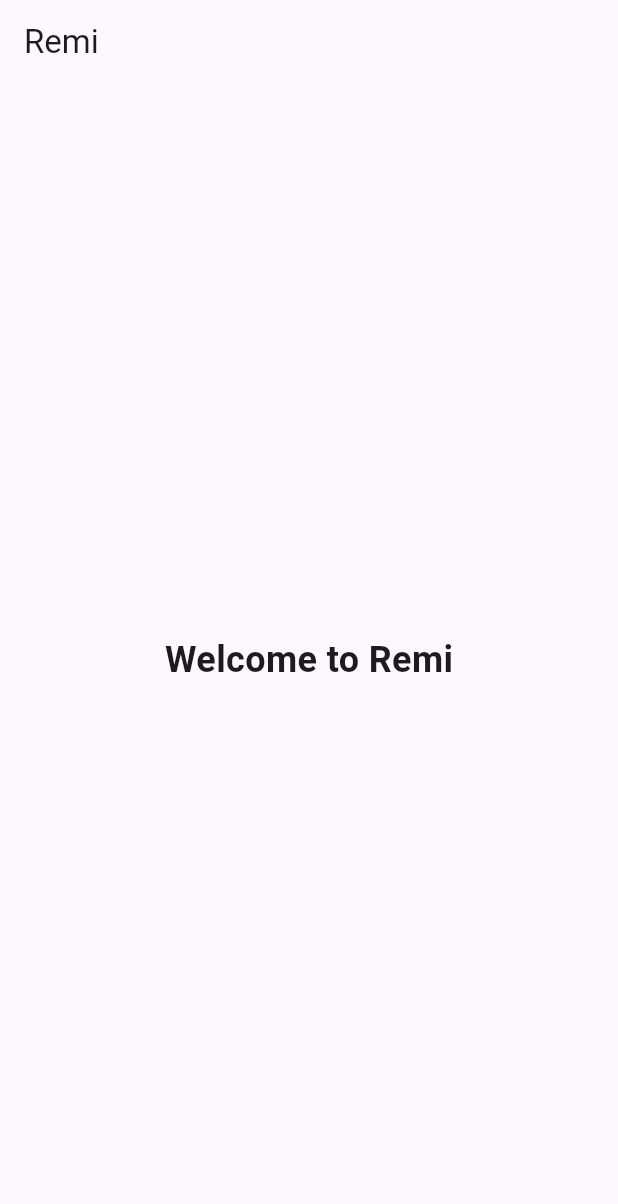
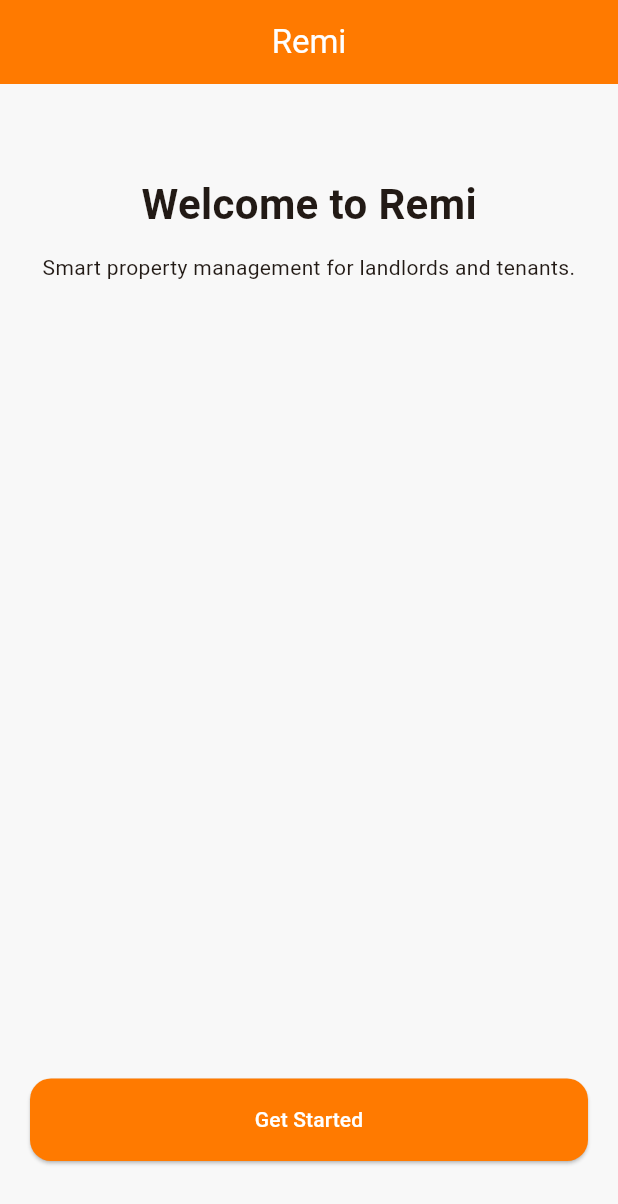
Before and after one commit to Chris-Shema-1/Remi, a Flutter app: the screen it shows after launch, on a phone screen of 412 x 824 dp. Shown: the top 1204 px of the screen. Run offline on Flutter 3.47's test engine with Material 3 defaults, Android fonts, the phone set to English and light mode, and no system bars.

Commit message:
Setup Remi theme system

```diff
--- /dev/null
+++ b/lib/core/theme/app_colors.dart
@@ -0,0 +1,16 @@
+import 'package:flutter/material.dart';
+
+class AppColors {
+  static const Color primary = Color(0xFFFF7A00);
+  static const Color secondary = Color(0xFFFFA54A);
+
+  static const Color background = Color(0xFFF8F8F8);
+
+  static const Color textPrimary = Color(0xFF1E1E1E);
+  static const Color textSecondary = Color(0xFF757575);
+
+  static const Color success = Color(0xFF2E7D32);
+  static const Color error = Color(0xFFD32F2F);
+
+  static const Color white = Colors.white;
+}
--- /dev/null
+++ b/lib/core/theme/app_theme.dart
@@ -0,0 +1,45 @@
+import 'package:flutter/material.dart';
+import 'app_colors.dart';
+
+class AppTheme {
+  static ThemeData lightTheme = ThemeData(
+    useMaterial3: true,
+    scaffoldBackgroundColor: AppColors.background,
+
+    colorScheme: ColorScheme.fromSeed(
+      seedColor: AppColors.primary,
+      primary: AppColors.primary,
+    ),
+
+    appBarTheme: const AppBarTheme(
+      backgroundColor: AppColors.primary,
+      foregroundColor: Colors.white,
+      elevation: 0,
+      centerTitle: true,
+    ),
+
+    elevatedButtonTheme: ElevatedButtonThemeData(
+      style: ElevatedButton.styleFrom(
+        backgroundColor: AppColors.primary,
+        foregroundColor: Colors.white,
+        minimumSize: const Size(double.infinity, 55),
+        shape: RoundedRectangleBorder(
+          borderRadius: BorderRadius.circular(14),
+        ),
+      ),
+    ),
+
+    inputDecorationTheme: InputDecorationTheme(
+      filled: true,
+      fillColor: Colors.white,
+      contentPadding: const EdgeInsets.symmetric(
+        horizontal: 16,
+        vertical: 16,
+      ),
+      border: OutlineInputBorder(
+        borderRadius: BorderRadius.circular(14),
+        borderSide: BorderSide.none,
+      ),
+    ),
+  );
+}
--- a/lib/main.dart
+++ b/lib/main.dart
@@ -1,4 +1,5 @@
 import 'package:flutter/material.dart';
+import 'core/theme/app_theme.dart';
 
 void main() {
   runApp(const RemiApp());
@@ -12,9 +13,7 @@
     return MaterialApp(
       debugShowCheckedModeBanner: false,
       title: 'Remi',
-      theme: ThemeData(
-        primarySwatch: Colors.orange,
-      ),
+      theme: AppTheme.lightTheme,
       home: const HomeScreen(),
     );
   }
@@ -29,13 +28,36 @@
       appBar: AppBar(
         title: const Text('Remi'),
       ),
-      body: const Center(
-        child: Text(
-          'Welcome to Remi',
-          style: TextStyle(
-            fontSize: 24,
-            fontWeight: FontWeight.bold,
-          ),
+      body: Padding(
+        padding: const EdgeInsets.all(20),
+        child: Column(
+          children: [
+            const SizedBox(height: 40),
+
+            const Text(
+              'Welcome to Remi',
+              style: TextStyle(
+                fontSize: 28,
+                fontWeight: FontWeight.bold,
+              ),
+            ),
+
+            const SizedBox(height: 12),
+
+            const Text(
+              'Smart property management for landlords and tenants.',
+              textAlign: TextAlign.center,
+            ),
+
+            const Spacer(),
+
+            ElevatedButton(
+              onPressed: () {},
+              child: const Text('Get Started'),
+            ),
+
+            const SizedBox(height: 30),
+          ],
         ),
       ),
     );
```
